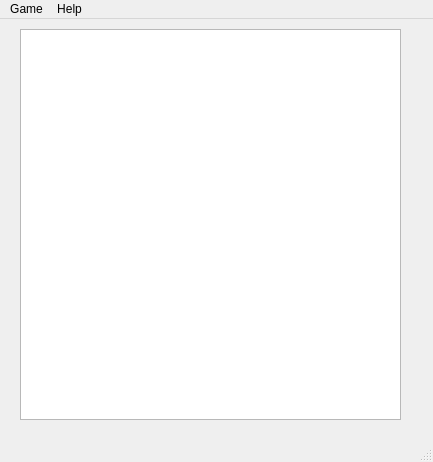
Qt form tetris/mainwindow.ui (kaluga456/TetrisQt) before a commit.
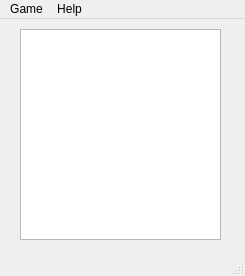
The same form after that commit.

Diff of the .ui file:
```diff
--- a/tetris/mainwindow.ui
+++ b/tetris/mainwindow.ui
@@ -6,8 +6,8 @@
    <rect>
     <x>0</x>
     <y>0</y>
-    <width>433</width>
-    <height>462</height>
+    <width>245</width>
+    <height>276</height>
    </rect>
   </property>
   <property name="sizePolicy">
@@ -37,8 +37,8 @@
      <rect>
       <x>20</x>
       <y>10</y>
-      <width>381</width>
-      <height>391</height>
+      <width>201</width>
+      <height>211</height>
      </rect>
     </property>
     <property name="sizePolicy">
@@ -54,7 +54,7 @@
     <rect>
      <x>0</x>
      <y>0</y>
-     <width>433</width>
+     <width>245</width>
      <height>25</height>
     </rect>
    </property>
```
Left out of the diff: 8 changed lines with no effect on the pictures.
